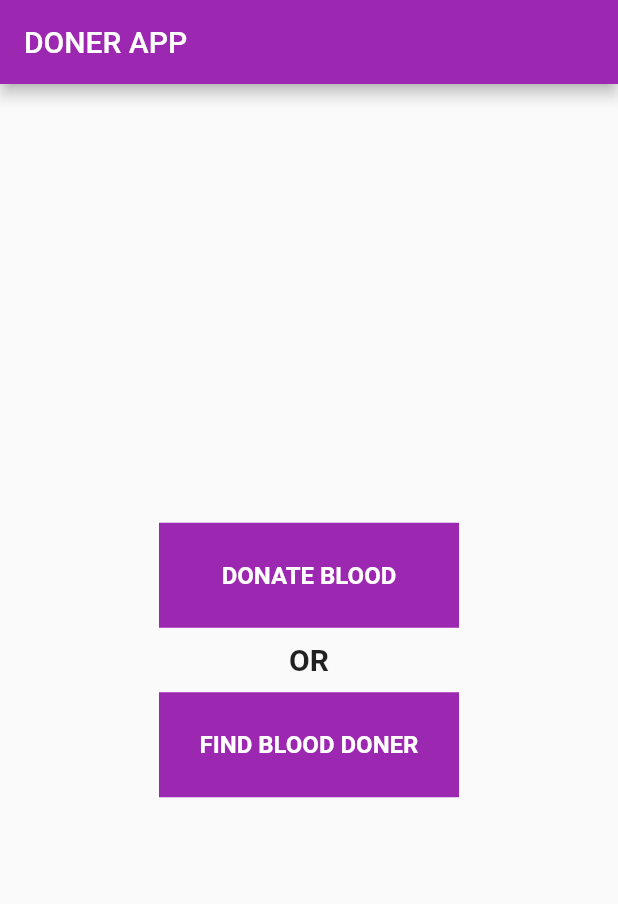
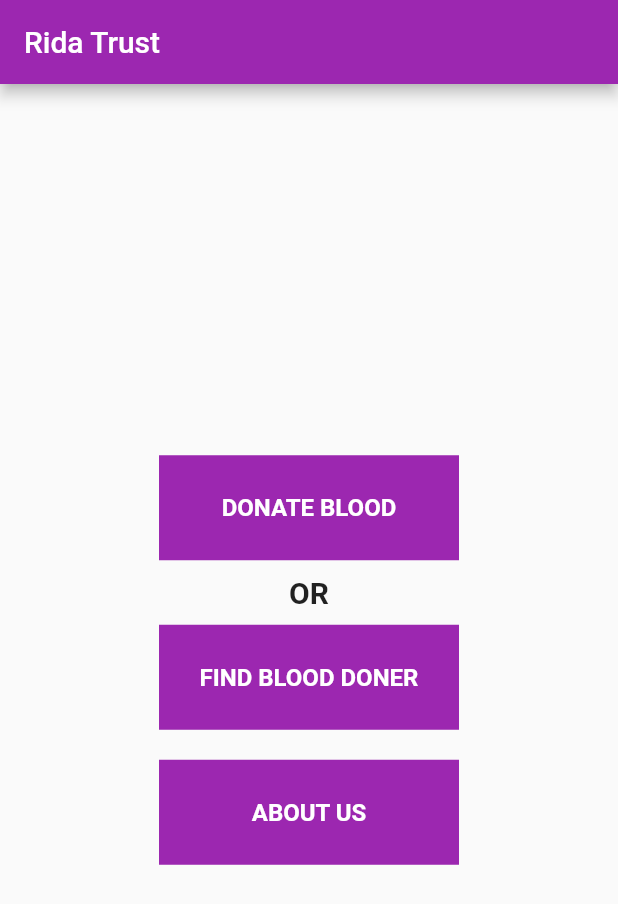
Before and after one commit to meetitexpert/donerapp, a Flutter app: the screen it shows after launch, on a phone screen of 412 x 824 dp. Shown: the top 904 px of the screen. Run offline on Flutter 3.47's test engine with Material 2 defaults, Android fonts, the phone set to English and light mode, and no system bars; our stand-ins replace cloud_firestore, dropdown_button2, firebase_core; missing offline and left inert: cupertino_table_view; accounts and stored records are empty.

Commit message:
Doner App first version Done

```diff
--- a/lib/main.dart
+++ b/lib/main.dart
@@ -1,3 +1,4 @@
+import 'package:donerapp/aboutus.dart';
 import 'package:donerapp/find_doner.dart';
 import 'package:firebase_core/firebase_core.dart';
 import 'package:flutter/material.dart';
@@ -33,7 +34,7 @@ class MyApp extends StatelessWidget {
         // is not restarted.
         primarySwatch: Colors.purple,
       ),
-      home: const MyHomePage(title: 'DONER APP'),
+      home: const MyHomePage(title: 'Rida Trust'),
     );
   }
 }
@@ -113,6 +114,29 @@ class _MyHomePageState extends State<MyHomePage> {
     );
   }
 
+  Widget aboutUs() {
+    return Container(
+      padding: const EdgeInsets.all(10),
+      decoration: const BoxDecoration(color: Colors.purple),
+      width: 200,
+      height: 70,
+      child: TextButton(
+          onPressed: (() => {
+                Navigator.push(
+                    context,
+                    MaterialPageRoute(
+                      builder: (context) => const aboutus(),
+                    ))
+              }),
+          child: const Text(
+            'ABOUT US',
+            style: TextStyle(
+                color: Colors.white, fontWeight: FontWeight.bold, fontSize: 16),
+            textAlign: TextAlign.center,
+          )),
+    );
+  }
+
   @override
   Widget build(BuildContext context) {
     // This method is rerun every time setState is called, for instance as done
@@ -156,6 +180,10 @@ class _MyHomePageState extends State<MyHomePage> {
               height: 10,
             ),
             findDoner(),
+            const SizedBox(
+              height: 20,
+            ),
+            aboutUs(),
           ],
         ),
       ),
--- a/pubspec.yaml
+++ b/pubspec.yaml
@@ -66,9 +66,8 @@ flutter:
   uses-material-design: true
 
   # To add assets to your application, add an assets section, like this:
-  # assets:
-  #   - images/a_dot_burr.jpeg
-  #   - images/a_dot_ham.jpeg
+  assets:
+    - assets/aboutus.png
 
   # An image asset can refer to one or more resolution-specific "variants", see
   # https://flutter.dev/assets-and-images/#resolution-aware.
```
Also changed, not shown: lib/aboutus.dart (added, +21 -0 lines), assets/aboutus.png (added), 7 other files.
